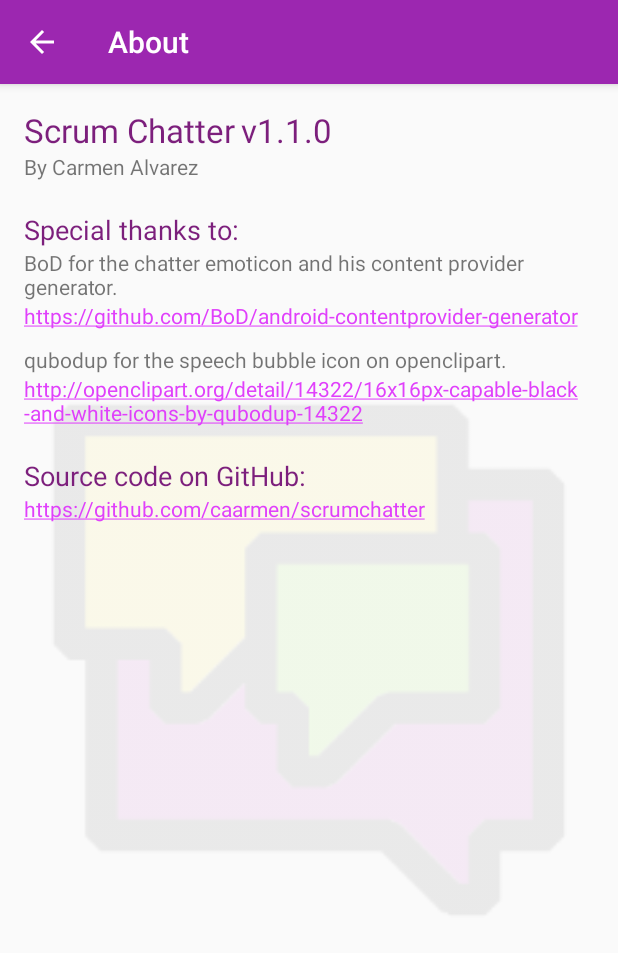
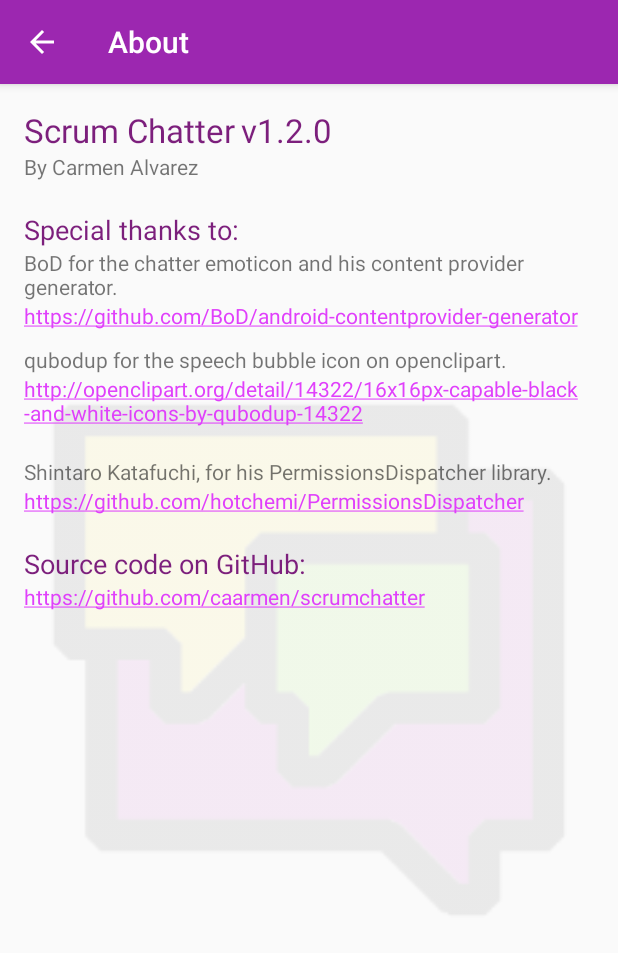
Before and after one commit to caarmen/scrumchatter, an Android app: the AboutActivity screen opened directly, with no data from a screen before it, on a phone screen of 412 x 824 dp. Shown: the top 953 px of the screen. Run offline under Robolectric (Android 15) with nearby library versions, the phone set to English and light mode, and no system bars.

Commit message:
Check for permission before importing a db

```diff
--- a/app/src/main/AndroidManifest.xml
+++ b/app/src/main/AndroidManifest.xml
@@ -20,7 +20,7 @@
 <manifest xmlns:android="http://schemas.android.com/apk/res/android"
     xmlns:tools="http://schemas.android.com/tools"
     package="ca.rmen.android.scrumchatter"
-    android:versionCode="10100"
+    android:versionCode="10200"
     android:versionName="@string/app_version" >
 
     <uses-permission android:name="android.permission.WRITE_EXTERNAL_STORAGE" />
--- a/app/src/main/res/layout/activity_about.xml
+++ b/app/src/main/res/layout/activity_about.xml
@@ -110,6 +110,18 @@
             <TextView
                 android:layout_width="wrap_content"
                 android:layout_height="wrap_content"
+                android:text="@string/about_credit_permissions_lib_text" />
+
+            <TextView
+                android:layout_width="wrap_content"
+                android:layout_height="wrap_content"
+                android:layout_marginBottom="20dp"
+                android:autoLink="web"
+                android:text="@string/about_credit_permissions_lib_link" />
+
+            <TextView
+                android:layout_width="wrap_content"
+                android:layout_height="wrap_content"
                 android:text="@string/about_source_text"
                 android:textAppearance="?android:attr/textAppearanceMedium"
                 android:textColor="@color/selected_header" />
--- a/app/src/main/res/values/strings.xml
+++ b/app/src/main/res/values/strings.xml
@@ -20,7 +20,7 @@
 <resources>
 
     <string name="app_name" translatable="false">Scrum Chatter</string>
-    <string name="app_version" translatable="false">1.1.0</string>
+    <string name="app_version" translatable="false">1.2.0</string>
     <string name="title_section_meetings">Meetings</string>
     <string name="title_section_team">Team</string>
     <string name="action_share">Share</string>
@@ -74,6 +74,7 @@
     <string name="empty_list_members">You have no team members.</string>
     <string name="progress_dialog_message">Please wait&#8230;</string>
     <string name="dialog_confirm">Are you sure?</string>
+    <string name="import_permission_rationale">Scrum Chatter needs access to your device\'s external storage to import a database.</string>
     <string name="import_confirm_title">Import database</string>
     <string name="import_confirm_message">Delete the current database and replace with %s?</string>
     <string name="import_result_success">Import successful</string>
@@ -87,11 +88,16 @@
     <string name="about_source_link">https://github.com/caarmen/scrumchatter</string>
     <string name="about_credit_title">Special thanks to:</string>
     <string name="about_credit_content_provider_generator_text">BoD for the chatter emoticon and his content provider generator.</string>
-    <string name="about_credit_content_provider_generator_link">https://github.com/BoD/android-contentprovider-generator</string>
+    <string translatable="false" name="about_credit_content_provider_generator_link">https://github.com/BoD/android-contentprovider-generator</string>
     <string name="about_credit_app_icon_text">qubodup for the speech bubble icon on openclipart.</string>
-    <string name="about_credit_app_icon_link">http://openclipart.org/detail/14322/16x16px-capable-black-and-white-icons-by-qubodup-14322</string>
+    <string translatable="false" name="about_credit_app_icon_link">http://openclipart.org/detail/14322/16x16px-capable-black-and-white-icons-by-qubodup-14322</string>
+    <string name="about_credit_permissions_lib_text">Shintaro Katafuchi, for his PermissionsDispatcher library.</string>
+    <string translatable="false" name="about_credit_permissions_lib_link">https://github.com/hotchemi/PermissionsDispatcher</string>
 
     <string name="drawer_open">Open side menu</string>
     <string name="drawer_close">Close side menu</string>
+    <string name="allow">Allow</string>
+    <string name="deny">Deny</string>
+
 
 </resources>
--- a/build.gradle
+++ b/build.gradle
@@ -5,6 +5,7 @@ buildscript {
     }
     dependencies {
         classpath 'com.android.tools.build:gradle:2.0.0'
+        classpath 'com.neenbedankt.gradle.plugins:android-apt:1.8'
     }
 }
 
```
Also changed, not shown: app/build.gradle (+8 -1 lines), app/src/main/java/ca/rmen/android/scrumchatter/dialog/DialogFragmentFactory.java (+21 -0 lines), app/src/main/java/ca/rmen/android/scrumchatter/main/MainActivity.java (+25 -3 lines), 2 other files.
